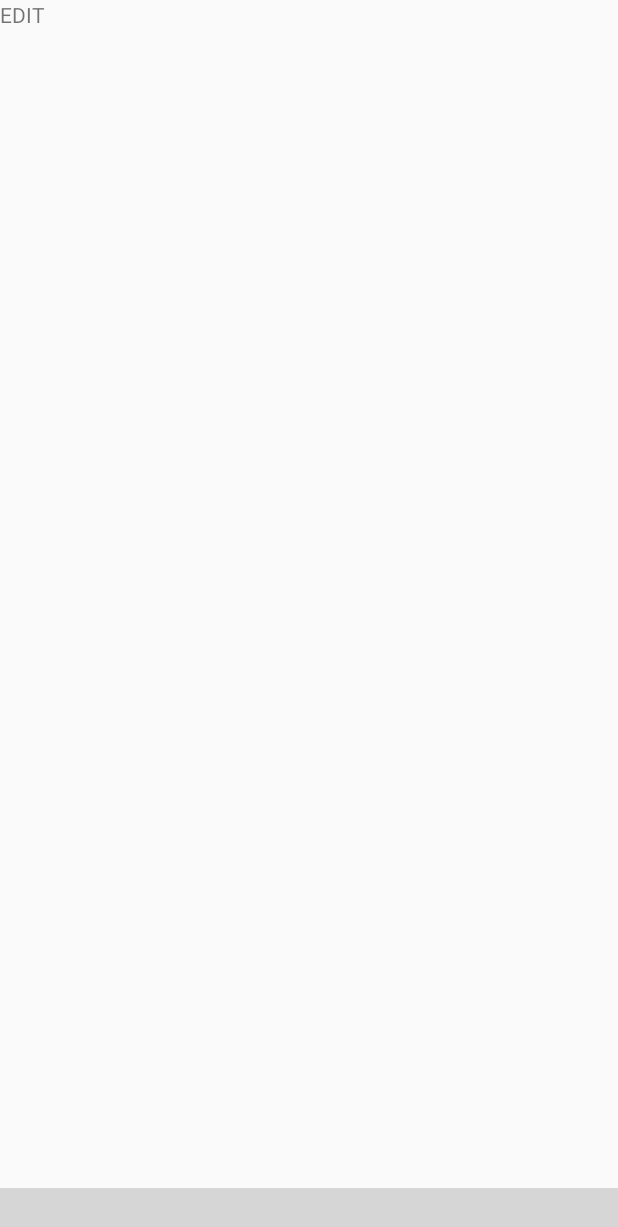
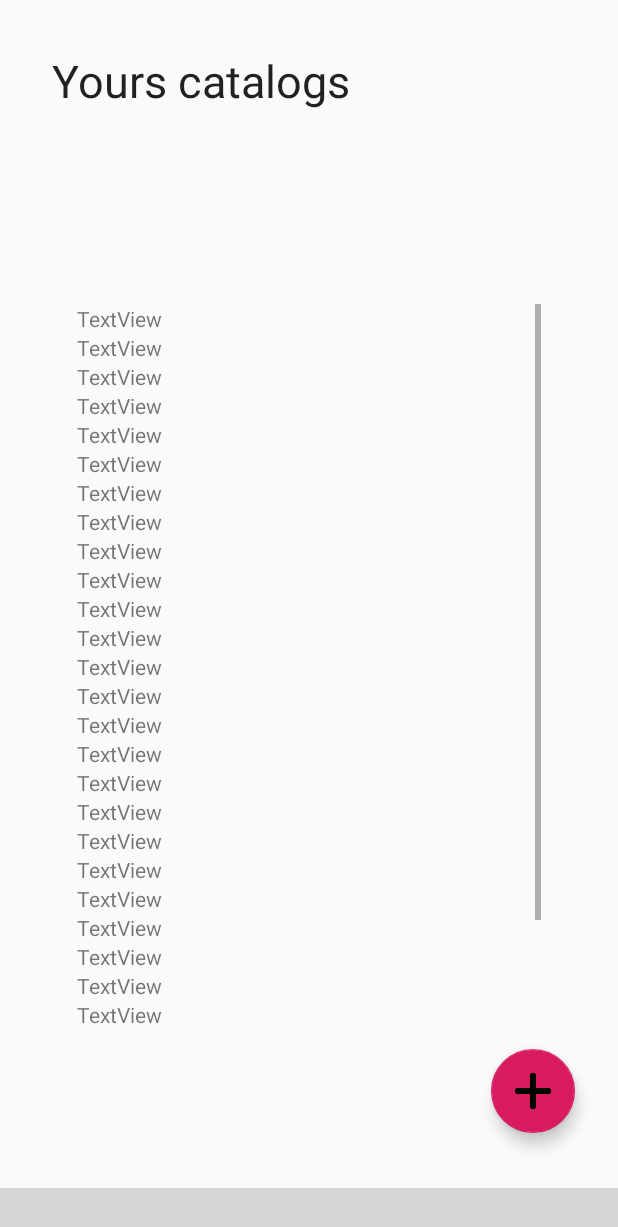
Before and after one commit to kingus/Flashcards, an Android app: the fragment CatalogFragment placed in its activity, on a phone screen of 412 x 824 dp. Shown: the top 1227 px of the screen. Run offline under Robolectric (Android 15) with nearby library versions, the phone set to English and light mode, and no system bars; our stand-ins replace Firebase (no records; nobody signed in at launch, a user with empty details on screens opened directly); libraries missing offline, so code that uses them is left out: com.luseen.spacenavigation; plain views replace SpaceNavigationView; 5 statements that could not run were skipped; grey boxes are pictures that could not be loaded.

Commit message:
add add catalog ui

```diff
--- a/app/src/main/AndroidManifest.xml
+++ b/app/src/main/AndroidManifest.xml
@@ -12,8 +12,7 @@
         android:roundIcon="@mipmap/ic_launcher_round"
         android:supportsRtl="true"
         android:theme="@style/AppTheme">
-        <activity android:name=".activities.CatalogsActivity"></activity>
-        <activity android:name=".activities.UserActivity" />
+        <activity android:name=".activities.AddCatalogActivity"></activity>
         <activity android:name=".activities.HomeActivity" />
         <activity android:name=".MainActivity">
             <intent-filter>
--- a/app/src/main/java/com/peargrammers/flashcards/activities/CatalogsActivity.java
+++ b/app/src/main/java/com/peargrammers/flashcards/activities/AddCatalogActivity.java
@@ -6,11 +6,11 @@ import android.os.Bundle;
 
 import com.peargrammers.flashcards.R;
 
-public class CatalogsActivity extends AppCompatActivity {
+public class AddCatalogActivity extends AppCompatActivity {
 
     @Override
     protected void onCreate(Bundle savedInstanceState) {
         super.onCreate(savedInstanceState);
-        setContentView(R.layout.catalogs_activity);
+        setContentView(R.layout.activity_add_catalog);
     }
 }
--- a/app/src/main/java/com/peargrammers/flashcards/fragments/CatalogFragment.java
+++ b/app/src/main/java/com/peargrammers/flashcards/fragments/CatalogFragment.java
@@ -1,21 +1,31 @@
 package com.peargrammers.flashcards.fragments;
 
 
+import android.content.Intent;
 import android.os.Bundle;
 
+import androidx.annotation.NonNull;
+import androidx.annotation.Nullable;
 import androidx.fragment.app.Fragment;
 
 import android.view.LayoutInflater;
 import android.view.View;
 import android.view.ViewGroup;
+import android.widget.Button;
 
+import com.google.android.material.floatingactionbutton.FloatingActionButton;
 import com.peargrammers.flashcards.R;
+import com.peargrammers.flashcards.activities.AddCatalogActivity;
+import com.peargrammers.flashcards.activities.HomeActivity;
+import com.peargrammers.flashcards.activities.authentication.LoginActivity;
+import com.peargrammers.flashcards.activities.authentication.RegisterActivity;
 
 /**
  * A simple {@link Fragment} subclass.
  */
 public class CatalogFragment extends Fragment {
 
+    private FloatingActionButton floatingActionButton;
 
     public CatalogFragment() {
         // Required empty public constructor
@@ -26,7 +36,22 @@ public class CatalogFragment extends Fragment {
     public View onCreateView(LayoutInflater inflater, ViewGroup container,
                              Bundle savedInstanceState) {
         // Inflate the layout for this fragment
-        return inflater.inflate(R.layout.fragment_edit, container, false);
+        return inflater.inflate(R.layout.fragment_catalog, container, false);
     }
 
+    @Override
+    public void onViewCreated(@NonNull View view, @Nullable Bundle savedInstanceState) {
+        super.onViewCreated(view, savedInstanceState);
+
+        floatingActionButton  = view.findViewById(R.id.floatingActionButton);
+
+        floatingActionButton.setOnClickListener(new View.OnClickListener() {
+            @Override
+            public void onClick(View v) {
+                Intent myIntent = new Intent(getActivity(), AddCatalogActivity.class);
+                startActivity(myIntent);
+            }
+        });
+
+    }
 }
--- a/app/src/main/java/com/peargrammers/flashcards/fragments/UserFragment.java
+++ b/app/src/main/java/com/peargrammers/flashcards/fragments/UserFragment.java
@@ -14,7 +14,6 @@ import android.view.ViewGroup;
 import android.widget.TextView;
 
 import com.peargrammers.flashcards.R;
-import com.peargrammers.flashcards.activities.UserActivity;
 import com.peargrammers.flashcards.models.User;
 import com.peargrammers.flashcards.viewmodels.management.UserViewModel;
 
--- /dev/null
+++ b/app/src/main/res/layout/fragment_catalog.xml
@@ -0,0 +1,364 @@
+<?xml version="1.0" encoding="utf-8"?>
+<FrameLayout xmlns:android="http://schemas.android.com/apk/res/android"
+    xmlns:app="http://schemas.android.com/apk/res-auto"
+    xmlns:tools="http://schemas.android.com/tools"
+    android:layout_width="match_parent"
+    android:layout_height="match_parent"
+    tools:context=".fragments.CatalogFragment">
+
+    <!-- TODO: Update blank fragment layout -->
+
+    <androidx.constraintlayout.widget.ConstraintLayout
+        android:layout_width="match_parent"
+        android:layout_height="match_parent">
+
+        <TextView
+            android:id="@+id/tv_title"
+            style="@android:style/Widget.DeviceDefault.TextView.SpinnerItem"
+            android:layout_width="282dp"
+            android:layout_height="47dp"
+            android:text="@string/yours_catalogs"
+            android:textSize="30sp"
+            app:layout_constraintBottom_toBottomOf="parent"
+            app:layout_constraintEnd_toEndOf="parent"
+            app:layout_constraintHorizontal_bias="0.205"
+            app:layout_constraintStart_toStartOf="parent"
+            app:layout_constraintTop_toTopOf="parent"
+            app:layout_constraintVertical_bias="0.045" />
+
+        <com.google.android.material.floatingactionbutton.FloatingActionButton
+            android:id="@+id/floatingActionButton"
+            android:layout_width="wrap_content"
+            android:layout_height="wrap_content"
+            android:clickable="true"
+            android:src="@drawable/add"
+            app:layout_constraintBottom_toBottomOf="parent"
+            app:layout_constraintEnd_toEndOf="parent"
+            app:layout_constraintHorizontal_bias="0.92"
+            app:layout_constraintStart_toStartOf="parent"
+            app:layout_constraintTop_toTopOf="parent"
+            app:layout_constraintVertical_bias="0.95" />
+
+        <ScrollView
+            android:layout_width="309dp"
+            android:layout_height="488dp"
+            android:layout_marginTop="20dp"
+            app:layout_constraintBottom_toBottomOf="parent"
+            app:layout_constraintEnd_toEndOf="parent"
+            app:layout_constraintStart_toStartOf="parent"
+            app:layout_constraintTop_toBottomOf="@+id/tv_title">
+
+            <TableLayout
+                android:layout_width="match_parent"
+                android:layout_height="wrap_content">
+
+                <TableRow
+                    android:layout_width="match_parent"
+                    android:layout_height="match_parent">
+
+                    <TextView
+                        android:id="@+id/textView"
+                        android:layout_width="wrap_content"
+                        android:layout_height="wrap_content"
+                        android:text="TextView" />
+                </TableRow>
+
+                <TableRow
+                    android:layout_width="match_parent"
+                    android:layout_height="match_parent">
+
+                    <TextView
+                        android:id="@+id/textView2"
+                        android:layout_width="wrap_content"
+                        android:layout_height="wrap_content"
+                        android:text="TextView" />
+                </TableRow>
+
+                <TableRow
+                    android:layout_width="match_parent"
+                    android:layout_height="match_parent">
+
+                    <TextView
+                        android:id="@+id/textView3"
+                        android:layout_width="wrap_content"
+                        android:layout_height="wrap_content"
+                        android:text="TextView" />
+                </TableRow>
+
+                <TableRow
+                    android:layout_width="match_parent"
+                    android:layout_height="match_parent">
+
+                    <TextView
+                        android:id="@+id/textView4"
+                        android:layout_width="wrap_content"
+                        android:layout_height="wrap_content"
+                        android:text="TextView" />
+                </TableRow>
+                <TableRow
+                    android:layout_width="match_parent"
+                    android:layout_height="match_parent">
+
+                    <TextView
+                        android:id="@+id/textView5"
+                        android:layout_width="wrap_content"
+                        android:layout_height="wrap_content"
+                        android:text="TextView" />
+                </TableRow>
+                <TableRow
+                    android:layout_width="match_parent"
+                    android:layout_height="match_parent">
+
+                    <TextView
+                        android:id="@+id/textView30"
+                        android:layout_width="wrap_content"
+                        android:layout_height="wrap_content"
+                        android:text="TextView" />
+                </TableRow>
+                <TableRow
+                    android:layout_width="match_parent"
+                    android:layout_height="match_parent">
+
+                    <TextView
+                        android:id="@+id/textView6"
+                        android:layout_width="wrap_content"
+                        android:layout_height="wrap_content"
+                        android:text="TextView" />
+                </TableRow>
+                <TableRow
+                    android:layout_width="match_parent"
+                    android:layout_height="match_parent">
+
+                    <TextView
+                        android:id="@+id/textView7"
+                        android:layout_width="wrap_content"
+                        android:layout_height="wrap_content"
+                        android:text="TextView" />
+                </TableRow>
+                <TableRow
+                    android:layout_width="match_parent"
+                    android:layout_height="match_parent">
+
+                    <TextView
+                        android:id="@+id/textView8"
+                        android:layout_width="wrap_content"
+                        android:layout_height="wrap_content"
+                        android:text="TextView" />
+                </TableRow>
+                <TableRow
+                    android:layout_width="match_parent"
+                    android:layout_height="match_parent">
+
+                    <TextView
+                        android:id="@+id/textView9"
+                        android:layout_width="wrap_content"
+                        android:layout_height="wrap_content"
+                        android:text="TextView" />
+                </TableRow>
+                <TableRow
+                    android:layout_width="match_parent"
+                    android:layout_height="match_parent">
+
+                    <TextView
+                        android:id="@+id/textView10"
+                        android:layout_width="wrap_content"
+                        android:layout_height="wrap_content"
+                        android:text="TextView" />
+                </TableRow>
+                <TableRow
+                    android:layout_width="match_parent"
+                    android:layout_height="match_parent">
+
+                    <TextView
+                        android:id="@+id/textView11"
+                        android:layout_width="wrap_content"
+                        android:layout_height="wrap_content"
+                        android:text="TextView" />
+                </TableRow>
+                <TableRow
+                    android:layout_width="match_parent"
+                    android:layout_height="match_parent">
+
+                    <TextView
+                        android:id="@+id/textView12"
+                        android:layout_width="wrap_content"
+                        android:layout_height="wrap_content"
+                        android:text="TextView" />
+                </TableRow>
+                <TableRow
+                    android:layout_width="match_parent"
+                    android:layout_height="match_parent">
+
+                    <TextView
+                        android:id="@+id/textView13"
+                        android:layout_width="wrap_content"
+                        android:layout_height="wrap_content"
+                        android:text="TextView" />
+                </TableRow>
+                <TableRow
+                    android:layout_width="match_parent"
+                    android:layout_height="match_parent">
+
+                    <TextView
+                        android:id="@+id/textView14"
+                        android:layout_width="wrap_content"
+                        android:layout_height="wrap_content"
+                        android:text="TextView" />
+                </TableRow>
+                <TableRow
+                    android:layout_width="match_parent"
+                    android:layout_height="match_parent">
+
+                    <TextView
+                        android:id="@+id/textView15"
+                        android:layout_width="wrap_content"
+                        android:layout_height="wrap_content"
+                        android:text="TextView" />
+                </TableRow>
+                <TableRow
+                    android:layout_width="match_parent"
+                    android:layout_height="match_parent">
+
+                    <TextView
+                        android:id="@+id/textView16"
+                        android:layout_width="wrap_content"
+                        android:layout_height="wrap_content"
+                        android:text="TextView" />
+                </TableRow><TableRow
+                android:layout_width="match_parent"
+                android:layout_height="match_parent">
+
+                <TextView
+                    android:id="@+id/textView17"
+                    android:layout_width="wrap_content"
+                    android:layout_height="wrap_content"
+                    android:text="TextView" />
+            </TableRow>
+                <TableRow
+                    android:layout_width="match_parent"
+                    android:layout_height="match_parent">
+
+                    <TextView
+                        android:id="@+id/textView18"
+                        android:layout_width="wrap_content"
+                        android:layout_height="wrap_content"
+                        android:text="TextView" />
+                </TableRow>
+                <TableRow
+                    android:layout_width="match_parent"
+                    android:layout_height="match_parent">
+
+                    <TextView
+                        android:id="@+id/textView19"
+                        android:layout_width="wrap_content"
+                        android:layout_height="wrap_content"
+                        android:text="TextView" />
+                </TableRow>
+                <TableRow
+                    android:layout_width="match_parent"
+                    android:layout_height="match_parent">
+
+                    <TextView
+                        android:id="@+id/textView20"
+                        android:layout_width="wrap_content"
+                        android:layout_height="wrap_content"
+                        android:text="TextView" />
+                </TableRow>
+                <TableRow
+                    android:layout_width="match_parent"
+                    android:layout_height="match_parent">
+
+                    <TextView
+                        android:id="@+id/textView21"
+                        android:layout_width="wrap_content"
+                        android:layout_height="wrap_content"
+                        android:text="TextView" />
+                </TableRow>
+                <TableRow
+                    android:layout_width="match_parent"
+                    android:layout_height="match_parent">
+
+                    <TextView
+                        android:id="@+id/textView22"
+                        android:layout_width="wrap_content"
+                        android:layout_height="wrap_content"
+                        android:text="TextView" />
+                </TableRow>
+                <TableRow
+                    android:layout_width="match_parent"
+                    android:layout_height="match_parent">
+
+                    <TextView
+                        android:id="@+id/textView23"
+                        android:layout_width="wrap_content"
+                        android:layout_height="wrap_content"
+                        android:text="TextView" />
+                </TableRow>
+                <TableRow
+                    android:layout_width="match_parent"
+                    android:layout_height="match_parent">
+
+                    <TextView
+                        android:id="@+id/textView24"
+                        android:layout_width="wrap_content"
+                        android:layout_height="wrap_content"
+                        android:text="TextView" />
+                </TableRow>
+                <TableRow
+                    android:layout_width="match_parent"
+                    android:layout_height="match_parent">
+
+                    <TextView
+                        android:id="@+id/textView25"
+                        android:layout_width="wrap_content"
+                        android:layout_height="wrap_content"
+                        android:text="TextView" />
+                </TableRow>
+                <TableRow
+                    android:layout_width="match_parent"
+                    android:layout_height="match_parent">
+
+                    <TextView
+                        android:id="@+id/textView26"
+                        android:layout_width="wrap_content"
+                        android:layout_height="wrap_content"
+                        android:text="TextView" />
+                </TableRow>
+                <TableRow
+                    android:layout_width="match_parent"
+                    android:layout_height="match_parent">
+
+                    <TextView
+                        android:id="@+id/textView27"
+                        android:layout_width="wrap_content"
+                        android:layout_height="wrap_content"
+                        android:text="TextView" />
+                </TableRow>
+                <TableRow
+                    android:layout_width="match_parent"
+                    android:layout_height="match_parent">
+
+                    <TextView
+                        android:id="@+id/textView28"
+                        android:layout_width="wrap_content"
+                        android:layout_height="wrap_content"
+                        android:text="TextView" />
+                </TableRow>
+                <TableRow
+                    android:layout_width="match_parent"
+                    android:layout_height="match_parent">
+
+                    <TextView
+                        android:id="@+id/textView29"
+                        android:layout_width="wrap_content"
+                        android:layout_height="wrap_content"
+                        android:text="TextView" />
+                </TableRow>
+
+
+            </TableLayout>
+        </ScrollView>
+
+    </androidx.constraintlayout.widget.ConstraintLayout>
+
+</FrameLayout>
--- a/app/src/main/res/layout/fragment_edit.xml
+++ /dev/null
@@ -1,14 +0,0 @@
-<?xml version="1.0" encoding="utf-8"?>
-<FrameLayout xmlns:android="http://schemas.android.com/apk/res/android"
-    xmlns:tools="http://schemas.android.com/tools"
-    android:layout_width="match_parent"
-    android:layout_height="match_parent"
-    tools:context=".fragments.CatalogFragment">
-
-    <!-- TODO: Update blank fragment layout -->
-    <TextView
-        android:layout_width="match_parent"
-        android:layout_height="match_parent"
-        android:text="EDIT" />
-
-</FrameLayout>
--- a/app/src/main/res/layout/fragment_home.xml
+++ b/app/src/main/res/layout/fragment_home.xml
@@ -64,7 +64,7 @@
             android:layout_width="158dp"
             android:layout_height="49dp"
             android:background="@drawable/mybutton"
-            android:text="Let's play!"
+            android:text="@string/lets_play"
             app:layout_constraintBottom_toBottomOf="parent"
             app:layout_constraintEnd_toEndOf="parent"
             app:layout_constraintHorizontal_bias="0.119"
```
Also changed, not shown: app/src/main/java/com/peargrammers/flashcards/activities/UserActivity.java (deleted, +0 -39 lines), app/src/main/java/com/peargrammers/flashcards/activities/authentication/NavBar.java (+2 -16 lines), app/src/main/res/layout/activity_add_catalog.xml (added, +108 -0 lines), app/src/main/res/layout/catalogs_activity.xml (deleted, +0 -24 lines), app/src/main/res/layout/login_activity.xml (+9 -7 lines), app/src/main/res/layout/register_activity.xml (+29 -16 lines), app/src/main/res/layout/user_activity.xml (deleted, +0 -55 lines), app/src/main/res/values/strings.xml (+8 -0 lines).
